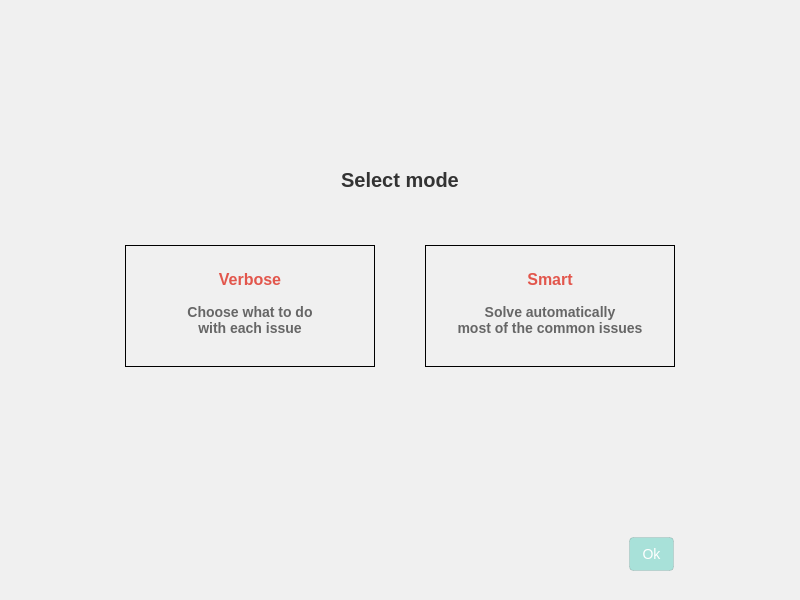
The window that src/MEGASync/stalled_issues/gui/linux/StalledIssuesDialog.ui (meganz/MEGAsync) describes before a commit, drawn with Qt 5.
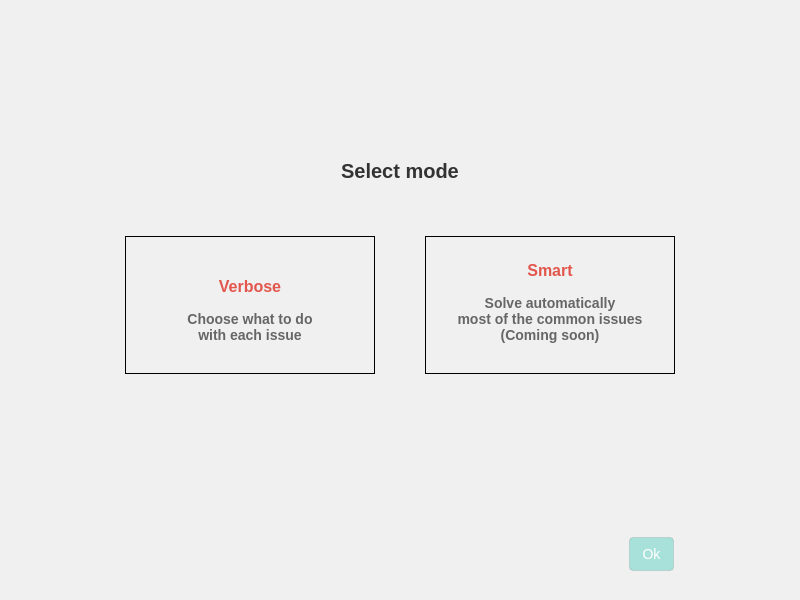
The same window after the commit. The open tabs and pages were chosen to show the change. Icons and pictures are not drawn. Custom widgets are drawn as their Qt base class.

Diff of the .ui file:
```diff
--- a/src/MEGASync/stalled_issues/gui/linux/StalledIssuesDialog.ui
+++ b/src/MEGASync/stalled_issues/gui/linux/StalledIssuesDialog.ui
@@ -955,7 +955,8 @@
               <widget class="QLabel" name="SmartDescription">
                <property name="text">
                 <string>Solve automatically
-most of the common issues</string>
+most of the common issues
+(Coming soon)</string>
                </property>
                <property name="alignment">
                 <set>Qt::AlignCenter</set>
```
